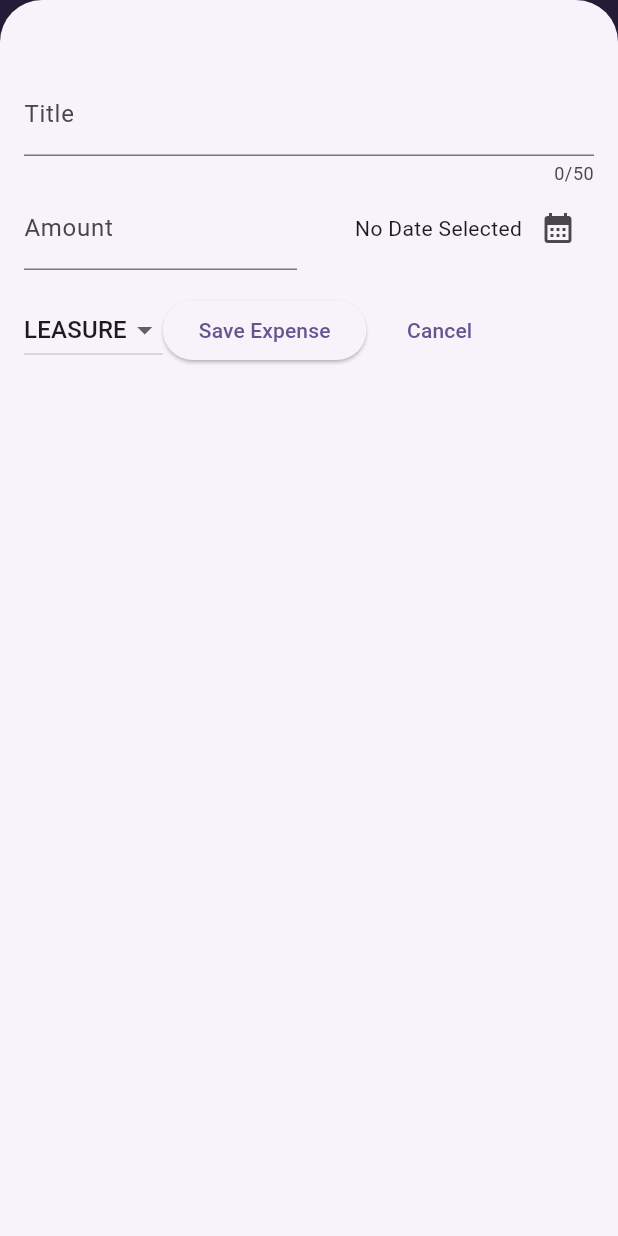
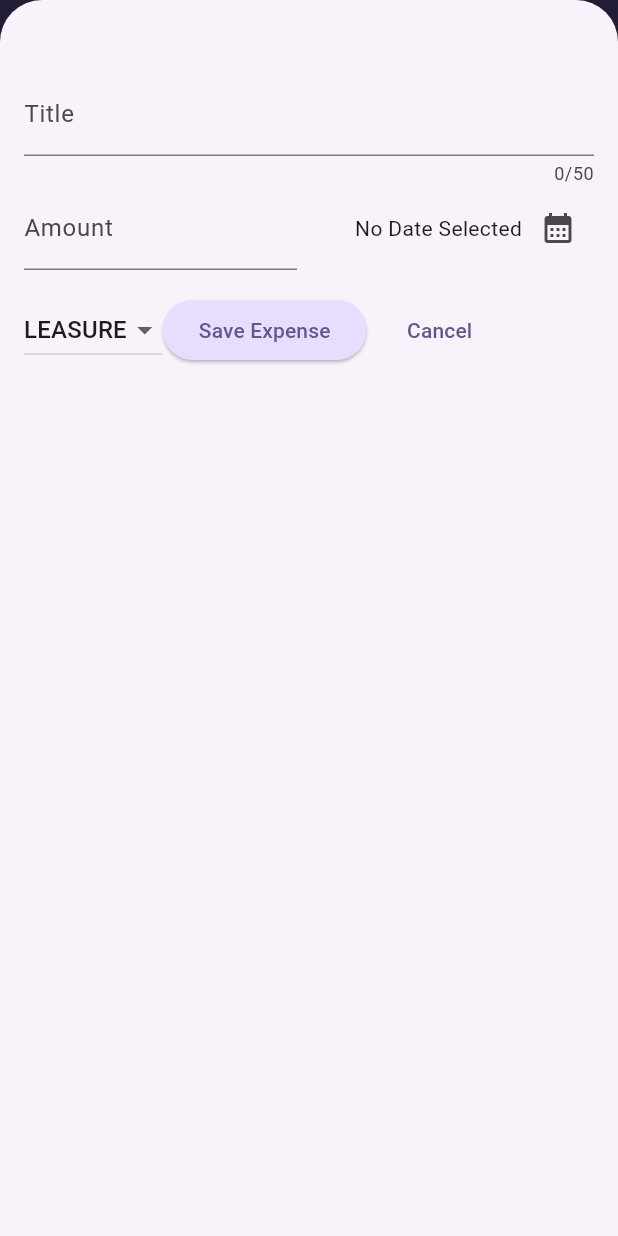
Before and after one commit to sam-kash/Expenser, a Flutter app: the screen it shows after launch, after a tap on the "add" icon, on a phone screen of 412 x 824 dp. Run offline on Flutter 3.47's test engine with Material 3 defaults, Android fonts, the phone set to English and light mode, and no system bars; missing offline and left inert: dart:ffi.

Commit message:
Theming and Dark mode added

```diff
--- a/lib/main.dart
+++ b/lib/main.dart
@@ -5,14 +5,57 @@
   seedColor: const Color.fromARGB(255, 96, 59, 181),
 );
 
+var kdarkColorScheme = ColorScheme.fromSeed(
+  brightness: Brightness.dark,
+  seedColor: const Color.fromARGB(255, 5, 99, 125),
+);
+
 void main() {
   runApp(
     MaterialApp(
+      darkTheme: ThemeData.dark().copyWith(
+        colorScheme: kdarkColorScheme,
+        cardTheme: const CardTheme().copyWith(
+          color: kdarkColorScheme.secondaryContainer,
+          margin: const EdgeInsets.symmetric(
+            horizontal: 16,
+            vertical: 8,
+          ),
+        ),
+        elevatedButtonTheme: ElevatedButtonThemeData(
+          style: ElevatedButton.styleFrom(
+            backgroundColor: kdarkColorScheme.primaryContainer,
+            foregroundColor: kdarkColorScheme.onPrimaryContainer,
+          ),
+        ),
+      ),
       theme: ThemeData().copyWith(
-          colorScheme: kcolorScheme,
-          appBarTheme: const AppBarTheme().copyWith(
-              backgroundColor: kcolorScheme.onPrimaryContainer,
-              foregroundColor: kcolorScheme.primaryContainer)),
+        colorScheme: kcolorScheme,
+        appBarTheme: const AppBarTheme().copyWith(
+          backgroundColor: kcolorScheme.onPrimaryContainer,
+          foregroundColor: kcolorScheme.primaryContainer,
+        ),
+        cardTheme: const CardTheme().copyWith(
+          color: kcolorScheme.secondaryContainer,
+          margin: const EdgeInsets.symmetric(
+            horizontal: 16,
+            vertical: 8,
+          ),
+        ),
+        elevatedButtonTheme: ElevatedButtonThemeData(
+          style: ElevatedButton.styleFrom(
+            backgroundColor: kcolorScheme.primaryContainer,
+          ),
+        ),
+        textTheme: ThemeData().textTheme.copyWith(
+              titleLarge: TextStyle(
+                fontWeight: FontWeight.normal,
+                color: kcolorScheme.onSecondaryContainer,
+                fontSize: 20,
+              ),
+            ),
+      ),
+      themeMode: ThemeMode.system, // this actually stay default
       home: const Expenses(),
     ),
   );
--- a/lib/models/expense.dart
+++ b/lib/models/expense.dart
@@ -39,3 +39,19 @@
     return formatter.format(date);
   }
 }
+
+class ExpenseBucket {
+  const ExpenseBucket({required this.catagory, required this.expenses});
+
+  final Catagory catagory;
+  final List<Expense> expenses;
+
+  double get totalExpenses {
+    double sum = 0;
+    for (final expense in expenses) {
+      sum += expense.amount;
+    }
+
+    return sum;
+  }
+}
--- a/lib/widget/expenses_list/expense_item.dart
+++ b/lib/widget/expenses_list/expense_item.dart
@@ -15,8 +15,12 @@
           vertical: 16,
         ),
         child: Column(
+          crossAxisAlignment: CrossAxisAlignment.start,
           children: [
-            Text(expense.title),
+            Text(
+              expense.title,
+              style: Theme.of(context).textTheme.titleLarge,
+            ),
             const SizedBox(
               height: 4,
             ),
--- a/lib/widget/expenses_list/expenses_list.dart
+++ b/lib/widget/expenses_list/expenses_list.dart
@@ -18,6 +18,12 @@
       itemCount: expenses.length,
       itemBuilder: (ctx, index) => Dismissible(
         key: ValueKey(expenses[index]),
+        background: Container(
+          color: Theme.of(context).colorScheme.error.withOpacity(0.75),
+          margin: EdgeInsets.symmetric(
+            horizontal: Theme.of(context).cardTheme.margin!.horizontal,
+          ),
+        ),
         onDismissed: (direction) {
           onRemoveExpense(
             expenses[index],
```
